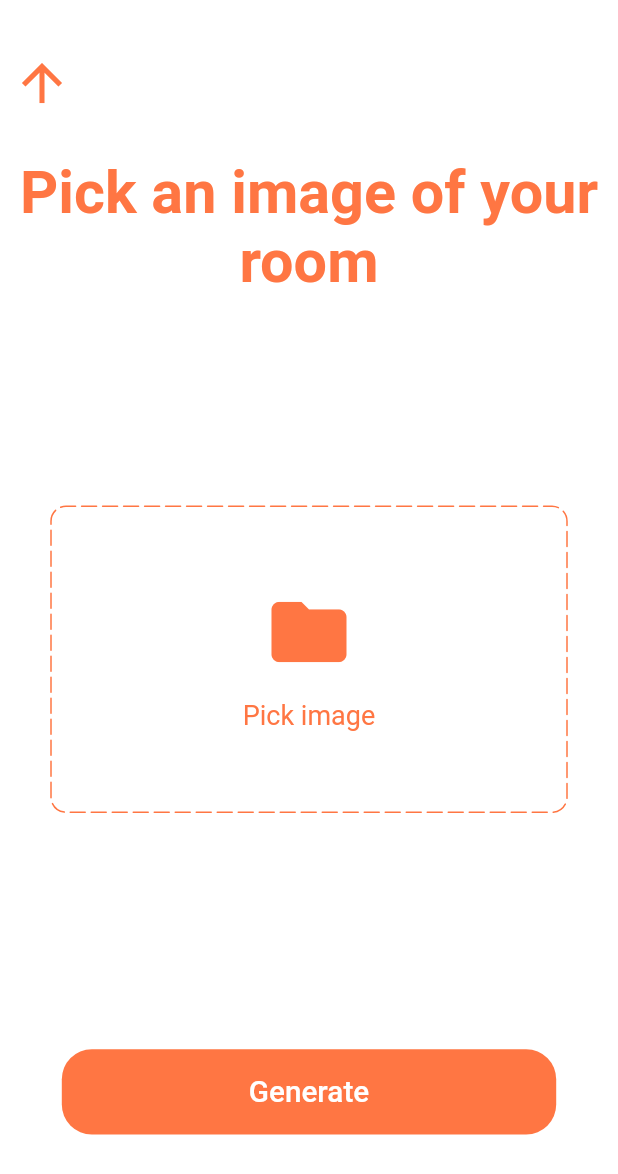
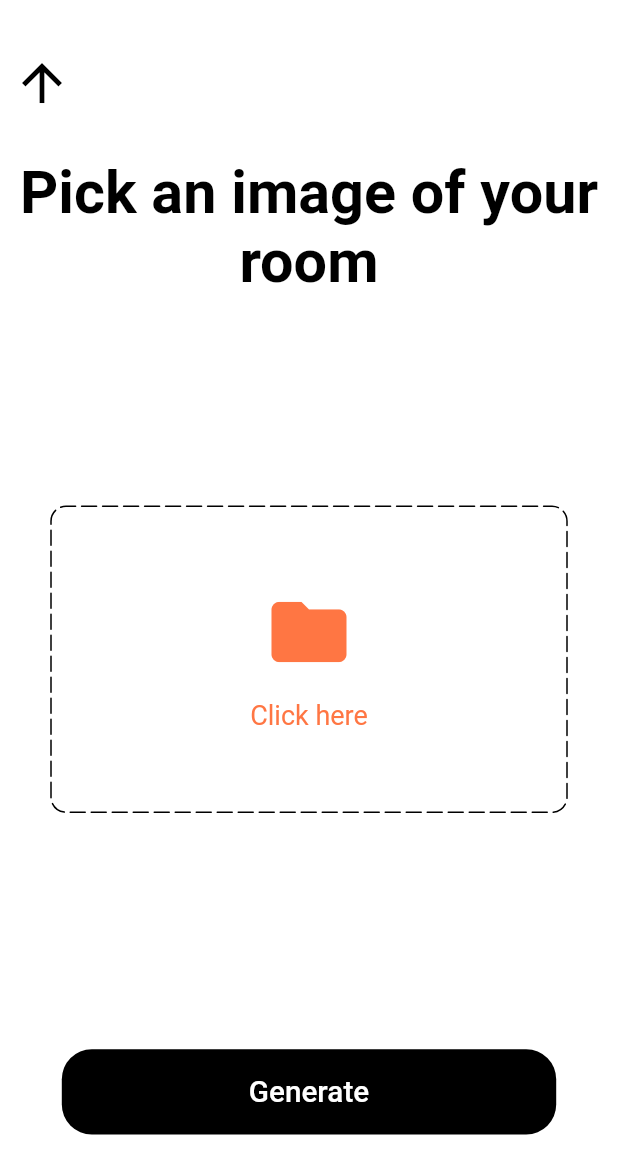
Before and after one commit to ScriptAndTonic/wall_print_ai_web, a Flutter app: the screen it shows after launch, scrolled down 576 dp, on a phone screen of 412 x 824 dp. Shown: the top 1174 px of the screen. Run offline on Flutter 3.47's test engine with Material 2 defaults, Android fonts, the light colour scheme and no system bars; drawn by our look-alikes of dotted_border; our stand-ins replace carousel_slider, dio, file_picker; missing offline and left inert: gallery_view, image_picker_web; Roboto replaces fonts that are missing (Muli).

Commit message:
Refactored and ui changes

```diff
--- a/lib/constants.dart
+++ b/lib/constants.dart
@@ -1,14 +1,14 @@
 import 'package:flutter/material.dart';
 import 'package:wall_print_ai_web/size_config.dart';
 
-const kPrimaryColor = Color(0xFFFF7643);
+const kPrimaryColor = Colors.black;
 const kPrimaryLightColor = Color(0xFFFFECDF);
 const kPrimaryGradientColor = LinearGradient(
   begin: Alignment.topLeft,
   end: Alignment.bottomRight,
   colors: [Color(0xFFFFA53E), Color(0xFFFF7643)],
 );
-const kSecondaryColor = Color(0xFF979797);
+const kSecondaryColor = Color(0xFFFF7643);
 const kTextColor = Color(0xFF757575);
 
 const kAnimationDuration = Duration(milliseconds: 200);
--- /dev/null
+++ b/lib/entities/room_image_upload_info.dart
@@ -0,0 +1,3 @@
+class RoomImageUploadInfo {
+  static String lastestUploadedRoomImageId = '';
+}
--- a/lib/pages/main_page.dart
+++ b/lib/pages/main_page.dart
@@ -1,5 +1,3 @@
-import 'dart:typed_data';
-
 import 'package:flutter/material.dart';
 import 'package:wall_print_ai_web/size_config.dart';
 import 'package:wall_print_ai_web/pages/wizard/splash/splash_screen.dart';
@@ -15,7 +13,6 @@ class MainPage extends StatefulWidget {
 
 class _MainPageState extends State<MainPage> {
   final controller = PageController(initialPage: 0);
-  Uint8List? roomImageBytes;
 
   @override
   Widget build(BuildContext context) {
@@ -28,23 +25,14 @@ class _MainPageState extends State<MainPage> {
       children: <Widget>[
         SplashScreen(onNext: navigateToNextPage),
         ImagePickerPage(
-          setImageBytes: (bytes) => updateRoomImageBytes(bytes),
           onNext: navigateToNextPage,
           onBack: navigateToPrevPage,
         ),
         ResultsPage(
-          getRoomImageBytes: () => roomImageBytes,
           onBack: navigateToPrevPage,
         )
       ],
     );
-  }
-
-  void updateRoomImageBytes(Uint8List? bytes) {
-    if (bytes != null) {
-      roomImageBytes = bytes;
-      debugPrint('Room image was set');
-    }
   }
 
   navigateToNextPage() {
--- a/lib/pages/ui_components/image_picker_button.dart
+++ b/lib/pages/ui_components/image_picker_button.dart
@@ -4,11 +4,18 @@ import 'package:dotted_border/dotted_border.dart';
 import 'package:flutter/material.dart';
 import 'package:image_picker_web/image_picker_web.dart';
 import 'package:wall_print_ai_web/constants.dart';
+import 'package:wall_print_ai_web/entities/room_image_upload_info.dart';
+import 'package:wall_print_ai_web/http_helper/backend_client.dart';
 
-class ImagePickerButton extends StatelessWidget {
-  final void Function(Uint8List) onImageSelected;
-  const ImagePickerButton({Key? key, required this.onImageSelected})
-      : super(key: key);
+class ImagePickerButton extends StatefulWidget {
+  const ImagePickerButton({Key? key}) : super(key: key);
+
+  @override
+  State<ImagePickerButton> createState() => _ImagePickerButtonState();
+}
+
+class _ImagePickerButtonState extends State<ImagePickerButton> {
+  bool roomImageUploaded = false;
 
   @override
   Widget build(BuildContext context) {
@@ -28,18 +35,18 @@ class ImagePickerButton extends StatelessWidget {
             decoration: BoxDecoration(borderRadius: BorderRadius.circular(10)),
             child: Column(
               mainAxisAlignment: MainAxisAlignment.center,
-              children: const [
+              children: [
                 Icon(
-                  Icons.folder,
-                  color: kPrimaryColor,
+                  roomImageUploaded ? Icons.check_circle : Icons.folder,
+                  color: roomImageUploaded ? Colors.green : kSecondaryColor,
                   size: 60,
                 ),
-                SizedBox(
+                const SizedBox(
                   height: 15,
                 ),
                 Text(
-                  'Pick image',
-                  style: TextStyle(fontSize: 18, color: kPrimaryColor),
+                  roomImageUploaded ? 'Done' : 'Click here',
+                  style: const TextStyle(fontSize: 18, color: kSecondaryColor),
                 ),
               ],
             ),
@@ -52,7 +59,19 @@ class ImagePickerButton extends StatelessWidget {
   Future<void> selectImage() async {
     final bytesFromPicker = await ImagePickerWeb.getImageAsBytes();
     if (bytesFromPicker != null) {
-      onImageSelected(bytesFromPicker);
+      uploadRoomImageBytes(bytesFromPicker);
+    }
+  }
+
+  Future<void> uploadRoomImageBytes(Uint8List? bytes) async {
+    if (bytes != null) {
+      debugPrint('Room image was set');
+      RoomImageUploadInfo.lastestUploadedRoomImageId =
+          await BackendClient.uploadImage(bytes);
+      debugPrint('Room image uploaded');
+      setState(() {
+        roomImageUploaded = true;
+      });
     }
   }
 }
--- a/lib/pages/wizard/image_picker_page.dart
+++ b/lib/pages/wizard/image_picker_page.dart
@@ -1,5 +1,3 @@
-import 'dart:typed_data';
-
 import 'package:flutter/material.dart';
 import 'package:wall_print_ai_web/constants.dart';
 import 'package:wall_print_ai_web/pages/ui_components/custom_submit_button.dart';
@@ -7,16 +5,14 @@ import 'package:wall_print_ai_web/pages/ui_components/image_picker_button.dart';
 import 'package:wall_print_ai_web/size_config.dart';
 
 class ImagePickerPage extends StatelessWidget {
-  final void Function(Uint8List? imageBytes) setImageBytes;
   final VoidCallback onNext;
   final VoidCallback onBack;
 
-  const ImagePickerPage(
-      {Key? key,
-      required this.onNext,
-      required this.onBack,
-      required this.setImageBytes})
-      : super(key: key);
+  const ImagePickerPage({
+    Key? key,
+    required this.onNext,
+    required this.onBack,
+  }) : super(key: key);
 
   @override
   Widget build(BuildContext context) {
@@ -58,10 +54,8 @@ class ImagePickerPage extends StatelessWidget {
                 flex: 4,
                 child: Row(
                   mainAxisAlignment: MainAxisAlignment.center,
-                  children: [
-                    ImagePickerButton(
-                      onImageSelected: (bytes) => setImageBytes(bytes),
-                    ),
+                  children: const [
+                    ImagePickerButton(),
                   ],
                 ),
               ),
--- a/lib/pages/wizard/splash/components/splash_content.dart
+++ b/lib/pages/wizard/splash/components/splash_content.dart
@@ -19,7 +19,7 @@ class SplashContent extends StatelessWidget {
           'Visualio',
           style: TextStyle(
             fontSize: getProportionateScreenWidth(36),
-            color: kPrimaryColor,
+            color: kSecondaryColor,
             fontWeight: FontWeight.bold,
           ),
         ),
```
Also changed, not shown: lib/pages/wizard/results_page.dart (+20 -19 lines).
